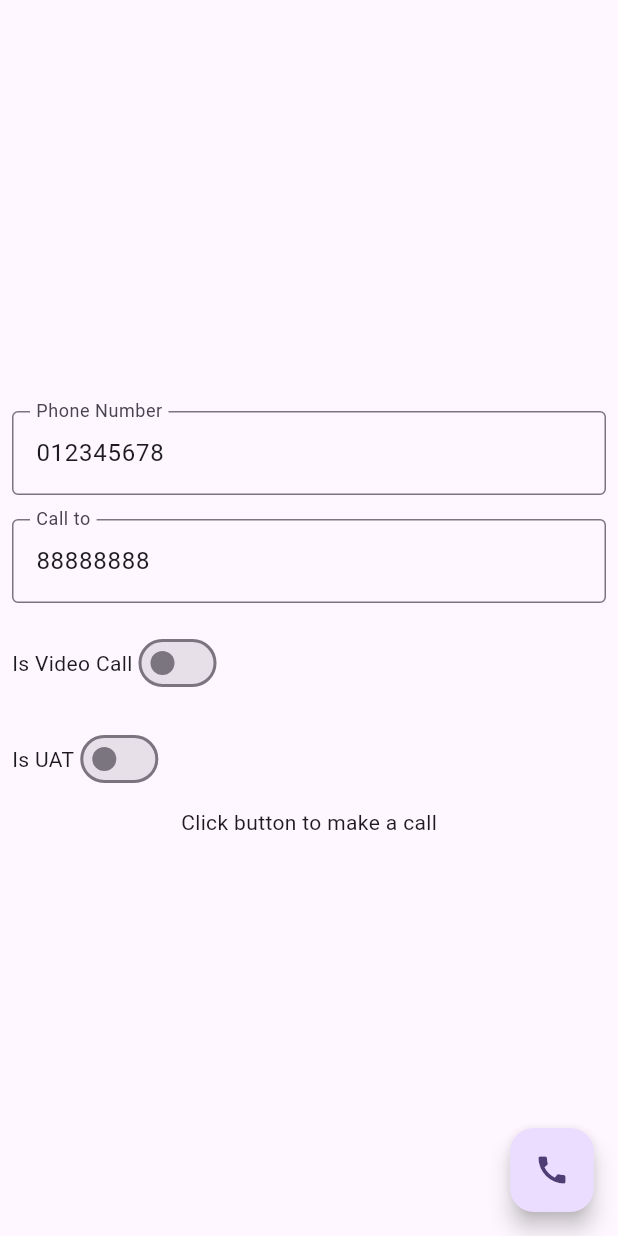
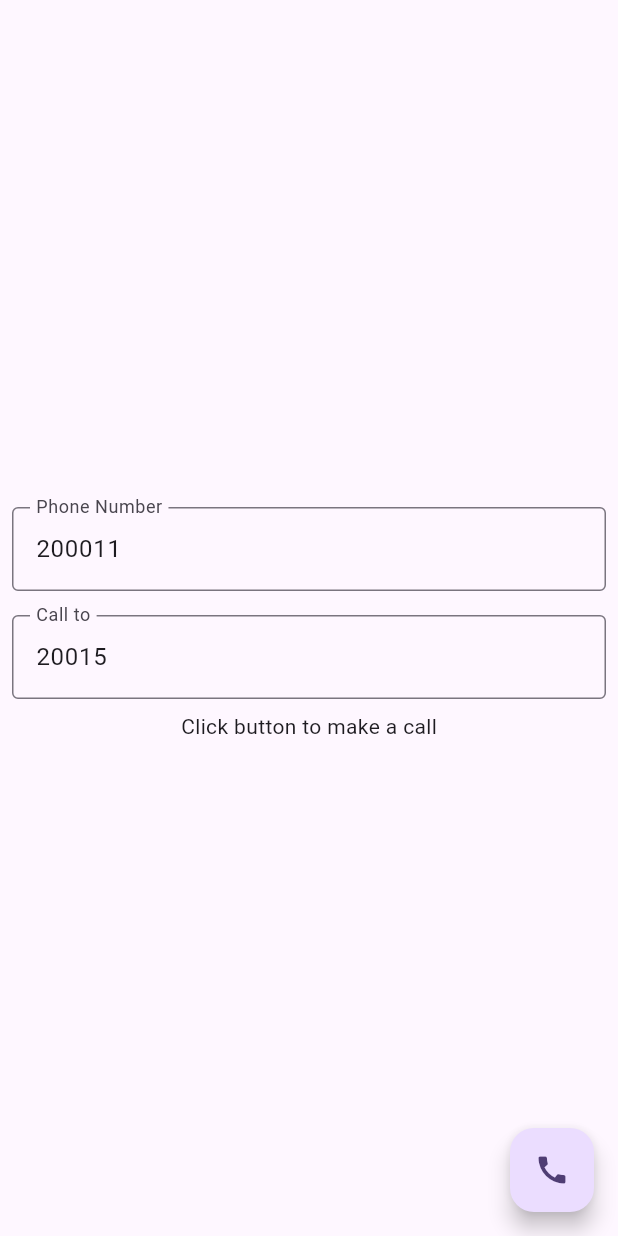
Before and after one commit to MPG-MPTransformation/mpt-callkit-sdk, a Flutter app: the screen it shows after launch, after a tap on the "call" icon, on a phone screen of 412 x 824 dp. Run offline on Flutter 3.47's test engine with Material 3 defaults, Android fonts, the phone set to English and light mode, and no system bars; our stand-ins replace plugin_platform_interface.

Commit message:
fix app crash when building in release mode

```diff
--- a/example/lib/main.dart
+++ b/example/lib/main.dart
@@ -1,4 +1,5 @@
 import 'package:flutter/material.dart';
+import 'package:mpt_callkit/camera_view.dart';
 import 'package:mpt_callkit/controller/mpt_call_kit_controller.dart';
 
 void main() {
@@ -6,7 +7,7 @@ void main() {
 }
 
 class MyApp extends StatelessWidget {
-  const MyApp({key});
+  const MyApp({Key? key}) : super(key: key);
 
   @override
   Widget build(BuildContext context) {
@@ -33,14 +34,12 @@ class MyHomePage extends StatefulWidget {
 class _MyHomePageState extends State<MyHomePage> {
   final TextEditingController _phoneController = TextEditingController();
   final TextEditingController _callTo = TextEditingController();
-  bool _isVideoCall = false;
-  bool _isUAT = false;
 
   @override
   void initState() {
     super.initState();
-    _phoneController.text = "012345678";
-    _callTo.text = "88888888";
+    _phoneController.text = "200011";
+    _callTo.text = "20015";
   }
 
   @override
@@ -49,18 +48,14 @@ class _MyHomePageState extends State<MyHomePage> {
       floatingActionButton: FloatingActionButton(
         onPressed: () {
           MptCallKitController().initSdk(
-            apiKey: _isUAT
-                ? "53801c57-a9ef-495b-ab92-797ba1be2a60"
-                : "0c16d4aa-abe7-4098-b47a-7b914f9b7444",
-            baseUrl: _isUAT
-                ? "https://crm-uat-v2.metechvn.com"
-                : "https://crm-dev-v2.metechvn.com",
+            apiKey: "0c16d4aa-abe7-4098-b47a-7b914f9b7444",
+            baseUrl: "https://crm-dev-v2.metechvn.com",
             userPhoneNumber: _phoneController.text,
           );
           MptCallKitController().makeCall(
               context: context,
               phoneNumber: _callTo.text,
-              isVideoCall: _isVideoCall,
+              isVideoCall: true,
               onError: (errorMessage) {
                 if (errorMessage == null) return;
                 var snackBar = SnackBar(
@@ -98,38 +93,6 @@ class _MyHomePageState extends State<MyHomePage> {
                 ),
               ),
             ),
-            Padding(
-              padding: const EdgeInsets.all(8.0),
-              child: Row(
-                children: [
-                  const Text("Is Video Call"),
-                  Switch(
-                    value: _isVideoCall,
-                    onChanged: (value) {
-                      setState(() {
-                        _isVideoCall = value;
-                      });
-                    },
-                  ),
-                ],
-              ),
-            ),
-            Padding(
-              padding: const EdgeInsets.all(8.0),
-              child: Row(
-                children: [
-                  const Text("Is UAT"),
-                  Switch(
-                    value: _isUAT,
-                    onChanged: (value) {
-                      setState(() {
-                        _isUAT = value;
-                      });
-                    },
-                  ),
-                ],
-              ),
-            ),
             const Text(
               'Click button to make a call',
             ),
```
Also changed, not shown: 5 other files.
